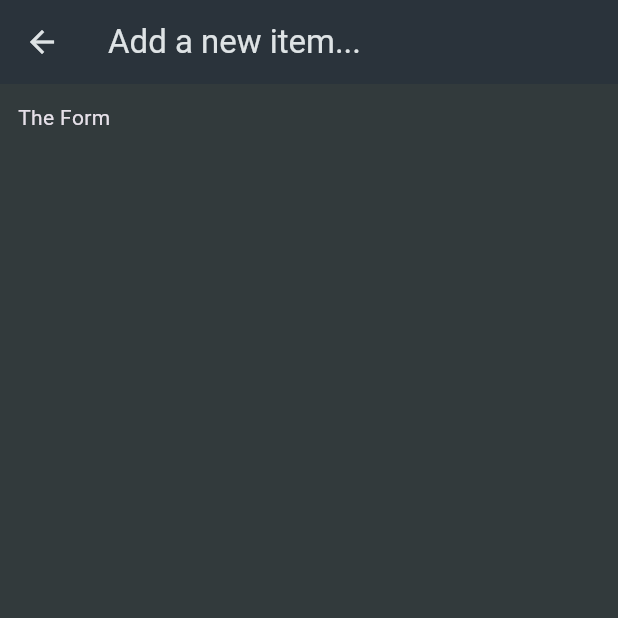
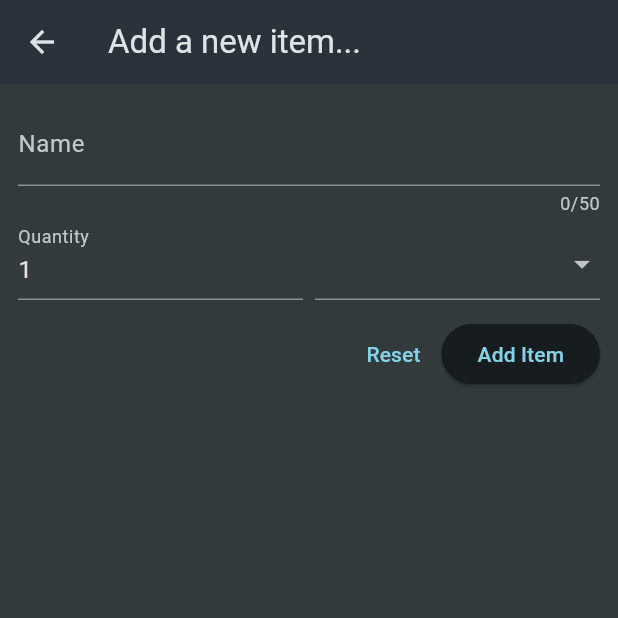
Before and after one commit to the-akashar/Flutter-Shopping-list-App, a Flutter app: the NewItem screen opened directly, on a phone screen of 412 x 824 dp, the top half of it. Run offline on Flutter 3.47's test engine with Material 3 defaults, Android fonts, the phone set to English and light mode, and no system bars.

Commit message:
third commit

```diff
--- a/lib/widgets/new_item.dart
+++ b/lib/widgets/new_item.dart
@@ -1,4 +1,5 @@
 import 'package:flutter/material.dart';
+import 'package:shopping_list_app/data/categories.dart';
 
 class NewItem extends StatefulWidget{
   const NewItem({super.key});
@@ -20,7 +21,70 @@ class _NewItemState extends State<NewItem> {
       ),
       body:Padding(
       padding: const EdgeInsets.all(12),
-      child:Text('The Form')
+      child: Form(
+        child:Column(
+          children:[
+            TextFormField(
+              maxLength: 50,
+              decoration: const InputDecoration(
+                label: Text('Name'),
+              ),
+              validator: (value){
+                return 'Demo...';
+              },
+            ),
+            Row(
+              crossAxisAlignment: CrossAxisAlignment.end,
+              children: [
+                Expanded(
+                  child: TextFormField(
+                    decoration: const InputDecoration(
+                      label: Text('Quantity'),
+                    ),
+                    initialValue: '1',
+                  )
+                ),
+                const SizedBox(width: 8,),
+                 Expanded(
+                  child:DropdownButtonFormField(
+                    items: [
+                      for(final category in categories.entries)
+                      DropdownMenuItem(
+                        value: category.value,
+                        child: Row(
+                          children: [
+                            Container(
+                              width: 16,
+                              height: 16,
+                              color: category.value.color,
+                            ),
+                            const SizedBox(width: 6,),
+                            Text(category.value.title),
+                          ],
+                        ),
+                        ),
+                    ],
+                    onChanged: (value){},
+                  ),
+                ),
+              ],
+            ),
+            const SizedBox(height: 12,),
+            Row(
+              mainAxisAlignment: MainAxisAlignment.end,
+              children: [
+                TextButton(
+                  onPressed: (){},
+                  child: Text('Reset')
+                  ),
+                  ElevatedButton(
+                    onPressed: (){},
+                    child: const Text('Add Item'))
+              ],
+            )
+          ]
+        )
+      )
       )
     );
   }
```
